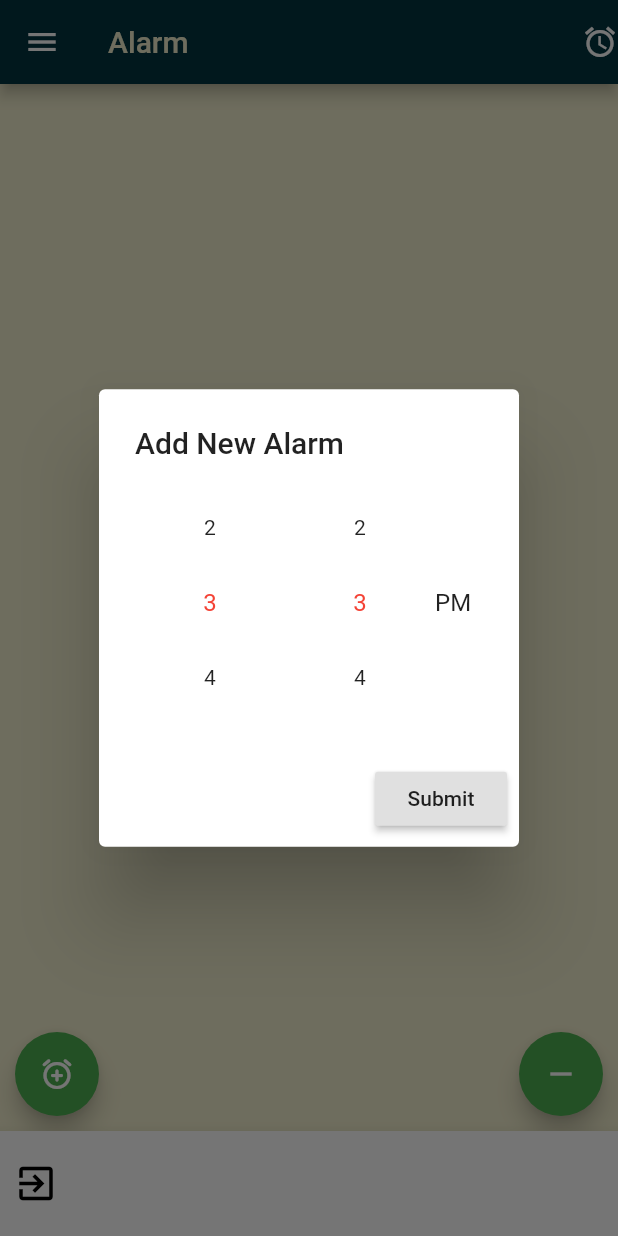
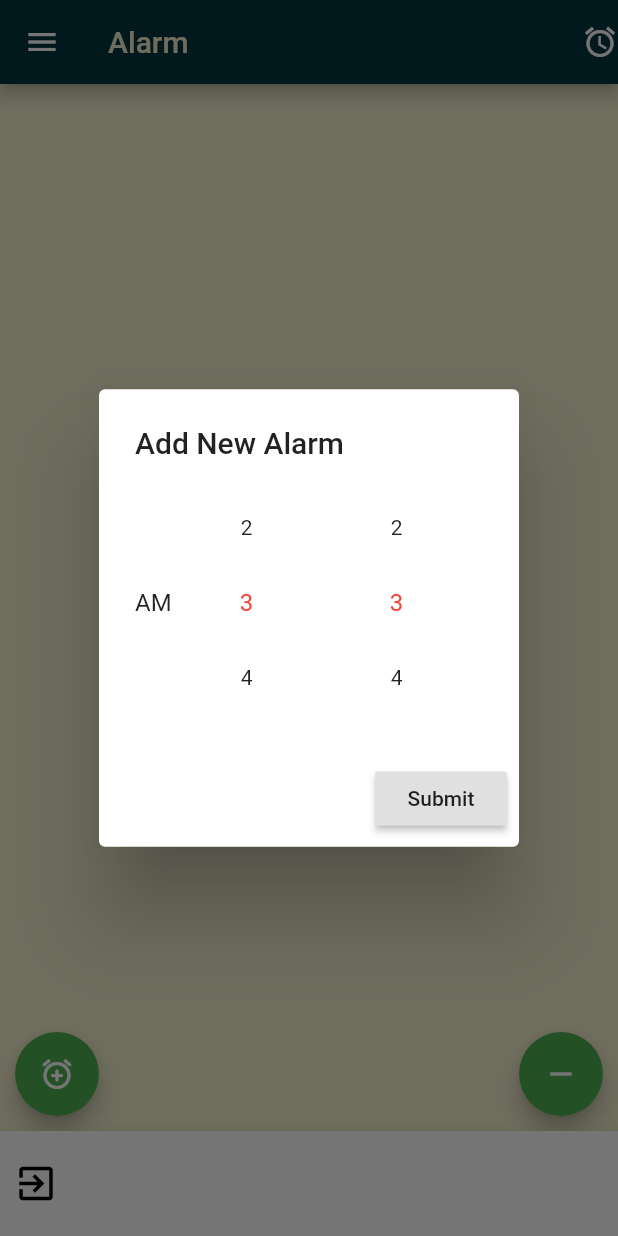
Before and after one commit to blackprince1234/Alarm_App, a Flutter app: the screen it shows after launch, after a tap on the "add alarm" icon, on a phone screen of 412 x 824 dp. Run offline on Flutter 3.47's test engine with Material 2 defaults, Android fonts, the phone set to English and light mode, and no system bars; drawn by our look-alikes of numberpicker.

Commit message:
Successfully implemented AM/PM changing based on the value. Now need to figure out a way to actually set the alarm, detecting the numbers read once the submit button is clicked.

```diff
--- a/lib/main.dart
+++ b/lib/main.dart
@@ -18,13 +18,85 @@ class MyDemo extends StatefulWidget {
   MyApp createState() => MyApp();
 }
 
-//asdljkfasd
+class UpdateText extends StatefulWidget {
+  UpdateTextState createState() => UpdateTextState();
+
+}
+
+class UpdateTextState extends State {
+  String part_of_the_day = 'AM';
+  changeText() {
+    setState(() {
+      if(part_of_the_day == 'AM'){
+        part_of_the_day = 'PM';
+      }
+      else{
+        part_of_the_day = 'AM';
+      }
+    });
+  }
+  @override
+  Widget build(BuildContext context) {
+    int currentValue = 3;
+    return Row(
+        children: <Widget> [
+          Text(
+            part_of_the_day,
+          ),
+          StatefulBuilder(builder: (context, setState) {
+            return NumberPicker(
+                infiniteLoop: true,
+                //to continuously loop
+                selectedTextStyle:
+                TextStyle(color: Colors.red),
+                value: currentValue,
+                minValue: 1,
+                maxValue: 12,
+                onChanged: (value){
+                  //in process of testing.
+                  if(value == 11 && currentValue ==12){
+                    changeText();
+                  }
+                  if(value == 12 && currentValue == 11){
+                    changeText();
+                  }
+                  setState(() => currentValue = value);
+                }
+
+            );
+          }),
+          StatefulBuilder(builder: (context, setState) {
+            return NumberPicker(
+              infiniteLoop: true,
+              selectedTextStyle:
+              TextStyle(color: Colors.red),
+              value: currentValue,
+              minValue: 0,
+              maxValue: 59,
+              onChanged: (value) =>
+                  setState(() => currentValue = value),
+            );
+          }),
+
+
+        ]
+
+    );
+
+  }
+}
+
+
+
+
+
 class MyApp extends State<MyDemo> {
   // const MyApp({Key? key}) : super(key: key);
 //test
   @override
   Widget build(BuildContext context) {
     int currentValue = 3;
+
     return MaterialApp(
         theme: new ThemeData(scaffoldBackgroundColor: const Color(0xffF0EDCC)),
         home: Scaffold(
@@ -51,42 +123,7 @@ class MyApp extends State<MyDemo> {
                               scrollable: true,
                               title: Text('Add New Alarm'),
                               content:
-                                  Row(
-                                    children: [
-                                      StatefulBuilder(builder: (context, setState) {
-                                        return NumberPicker(
-                                          infiniteLoop: true,
-                                          //to continuously loop
-                                          selectedTextStyle:
-                                          TextStyle(color: Colors.red),
-                                          value: currentValue,
-                                          minValue: 1,
-                                          maxValue: 12,
-                                          onChanged: (value) =>
-                                              setState(() => currentValue = value),
-                                        );
-                                      }),
-                                      StatefulBuilder(builder: (context, setState) {
-                                        return NumberPicker(
-                                          infiniteLoop: true,
-                                          selectedTextStyle:
-                                          TextStyle(color: Colors.red),
-                                          value: currentValue,
-                                          minValue: 0,
-                                          maxValue: 59,
-                                          onChanged: (value) =>
-                                              setState(() => currentValue = value),
-                                        );
-                                      }),
-                                      Text(
-                                        'PM',
-                                      )
-                                    ]
-
-                                  ),
-
-
-
+                                  UpdateText(),
                               actions: [
                                 RaisedButton(
                                     child: Text("Submit"),
```
